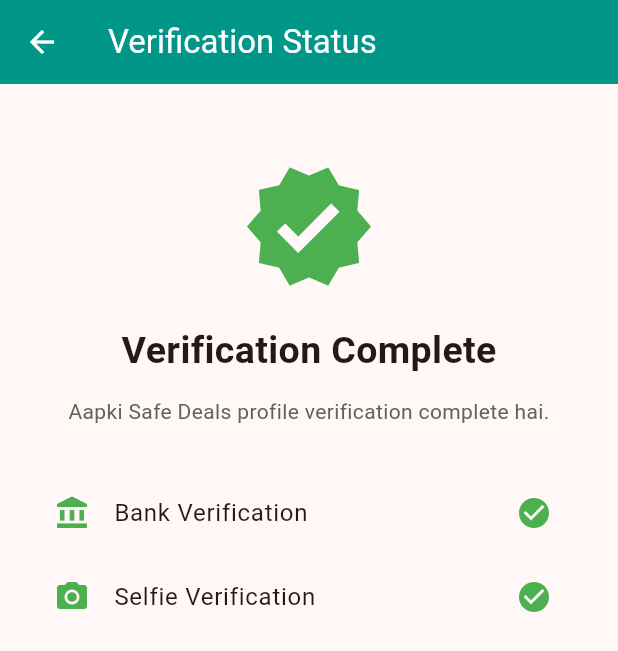
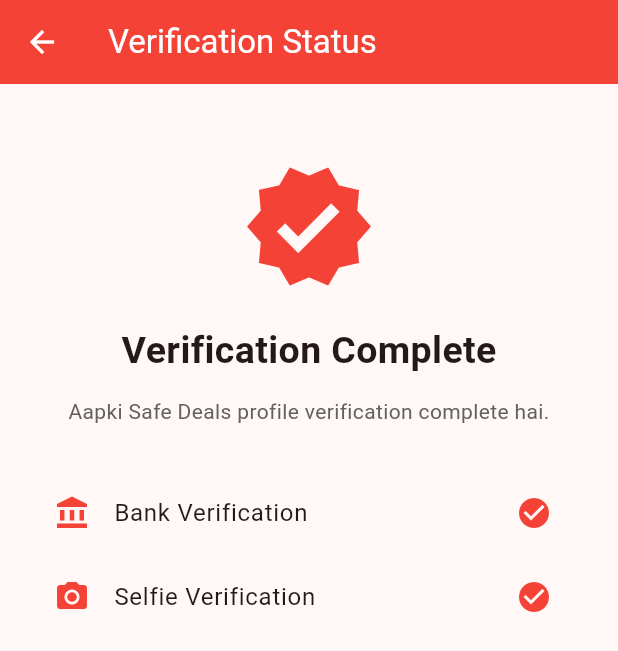
Before and after one commit to shaikhnaeem2444-a11y/Safe-Deals, a Flutter app: the VerificationStatusScreen screen opened directly, on a phone screen of 412 x 824 dp. Shown: the top 651 px of the screen. Run offline on Flutter 3.47's test engine with Material 3 defaults, Android fonts, the phone set to English and light mode, and no system bars; our stand-ins replace camera.

Commit message:
Update main.dart

```diff
--- a/lib/main.dart
+++ b/lib/main.dart
@@ -1149,7 +1149,7 @@
     return Scaffold(
       appBar: AppBar(
         title: const Text('Verification Status'),
-        backgroundColor: Colors.teal,
+        backgroundColor: Colors.red,
         foregroundColor: Colors.white,
       ),
       body: Padding(
@@ -1159,7 +1159,7 @@
             const SizedBox(height: 30),
             const Icon(
               Icons.verified,
-              color: Colors.green,
+              color: Colors.red,
               size: 90,
             ),
             const SizedBox(height: 20),
@@ -1182,23 +1182,23 @@
             const ListTile(
               leading: Icon(
                 Icons.account_balance,
-                color: Colors.green,
+                color: Colors.red,
               ),
               title: Text('Bank Verification'),
               trailing: Icon(
                 Icons.check_circle,
-                color: Colors.green,
+                color: Colors.red,
               ),
             ),
             const ListTile(
               leading: Icon(
                 Icons.camera_alt,
-                color: Colors.green,
+                color: Colors.red,
               ),
               title: Text('Selfie Verification'),
               trailing: Icon(
                 Icons.check_circle,
-                color: Colors.green,
+                color: Colors.red,
               ),
             ),
           ],
```
